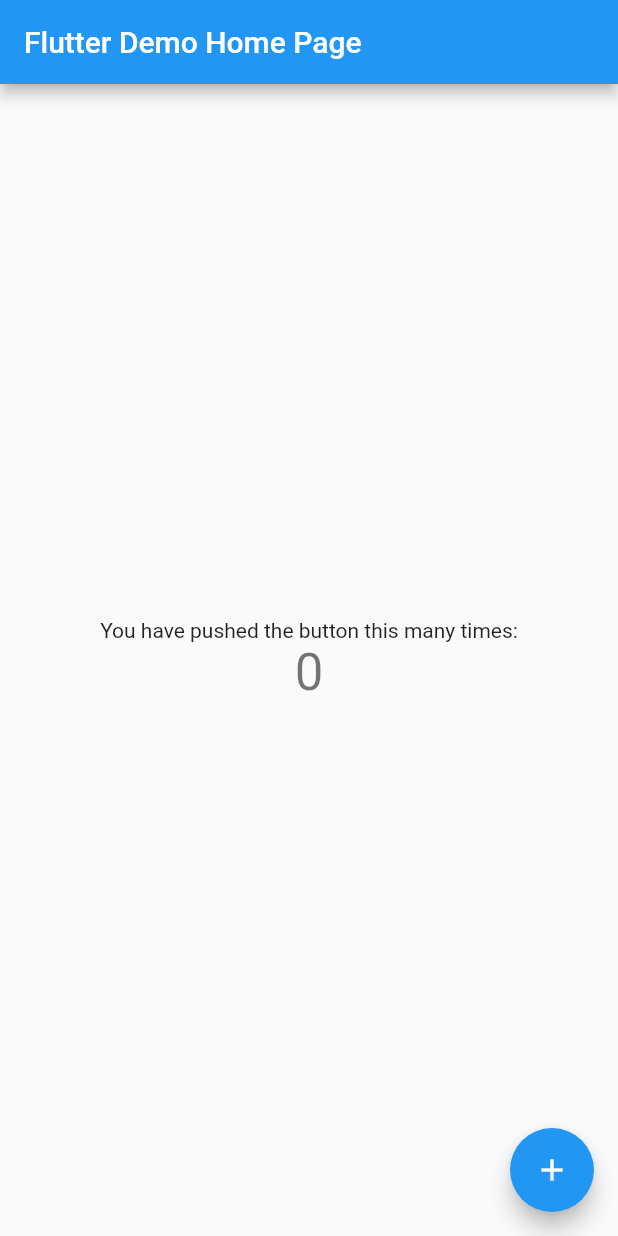
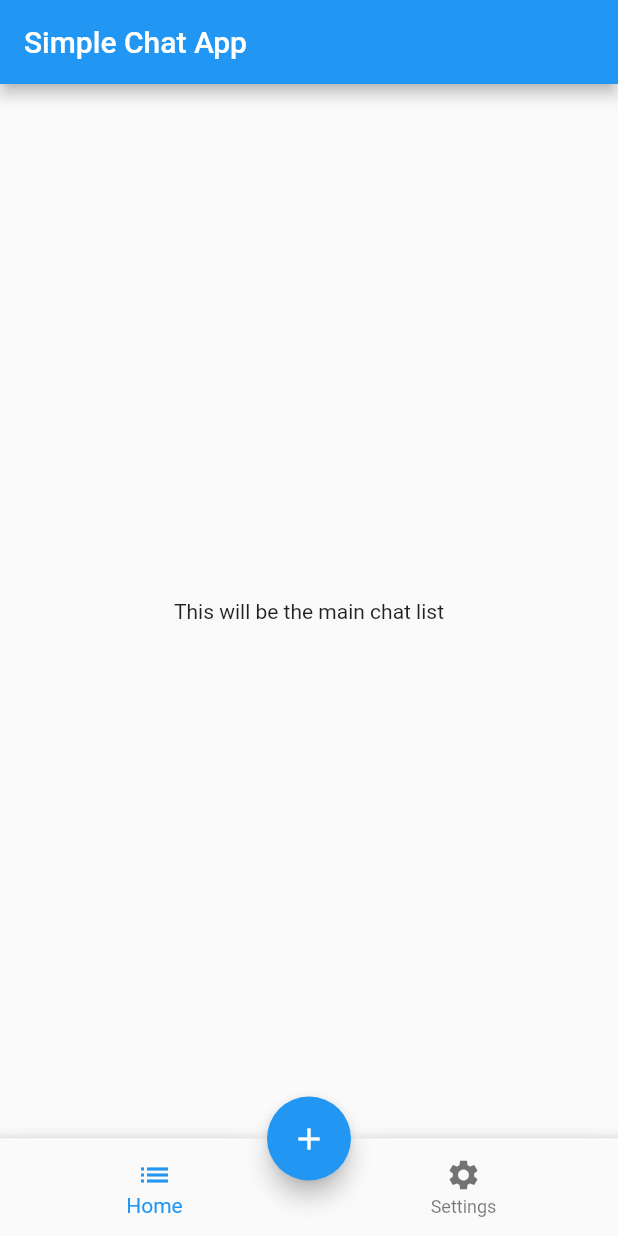
Before and after one commit to anggadb/socketio-flutter, a Flutter app: the screen it shows after launch, on a phone screen of 412 x 824 dp. Run offline on Flutter 3.47's test engine with Material 2 defaults, Android fonts, the phone set to English and light mode, and no system bars.

Commit message:
Main page

```diff
--- /dev/null
+++ b/socket_client/lib/app.dart
@@ -0,0 +1,36 @@
+import 'package:flutter/material.dart';
+
+class App extends StatefulWidget {
+  @override
+  _AppState createState() => _AppState();
+}
+
+class _AppState extends State<App> {
+  @override
+  Widget build(BuildContext context) {
+    return Scaffold(
+      appBar: AppBar(
+        title: Text('Simple Chat App'),
+      ),
+      body: Center(
+        child: Text('This will be the main chat list'),
+      ),
+      bottomNavigationBar: BottomAppBar(
+        shape: const CircularNotchedRectangle(),
+        child: Container(
+            height: 65.0,
+            child: BottomNavigationBar(
+              items: const <BottomNavigationBarItem>[
+                BottomNavigationBarItem(
+                    icon: Icon(Icons.list), title: Text('Home')),
+                BottomNavigationBarItem(
+                    icon: Icon(Icons.settings), title: Text('Settings')),
+              ],
+            )),
+      ),
+      floatingActionButton: FloatingActionButton(
+          tooltip: 'Tap here to new message', child: Icon(Icons.add)),
+      floatingActionButtonLocation: FloatingActionButtonLocation.centerDocked,
+    );
+  }
+}
--- a/socket_client/lib/main.dart
+++ b/socket_client/lib/main.dart
@@ -1,4 +1,5 @@
 import 'package:flutter/material.dart';
+import './app.dart';
 
 void main() => runApp(MyApp());
 
@@ -6,58 +7,11 @@ class MyApp extends StatelessWidget {
   @override
   Widget build(BuildContext context) {
     return MaterialApp(
-      title: 'Flutter Demo',
+      title: 'SocketIO Client',
       theme: ThemeData(
         primarySwatch: Colors.blue,
       ),
-      home: MyHomePage(title: 'Flutter Demo Home Page'),
+      home: App(),
     );
   }
 }
-
-class MyHomePage extends StatefulWidget {
-  MyHomePage({Key key, this.title}) : super(key: key);
-
-  final String title;
-
-  @override
-  _MyHomePageState createState() => _MyHomePageState();
-}
-
-class _MyHomePageState extends State<MyHomePage> {
-  int _counter = 0;
-
-  void _incrementCounter() {
-    setState(() {
-      _counter++;
-    });
-  }
-
-  @override
-  Widget build(BuildContext context) {
-    return Scaffold(
-      appBar: AppBar(
-        title: Text(widget.title),
-      ),
-      body: Center(
-        child: Column(
-          mainAxisAlignment: MainAxisAlignment.center,
-          children: <Widget>[
-            Text(
-              'You have pushed the button this many times:',
-            ),
-            Text(
-              '$_counter',
-              style: Theme.of(context).textTheme.display1,
-            ),
-          ],
-        ),
-      ),
-      floatingActionButton: FloatingActionButton(
-        onPressed: _incrementCounter,
-        tooltip: 'Increment',
-        child: Icon(Icons.add),
-      ),
-    );
-  }
-}
```
